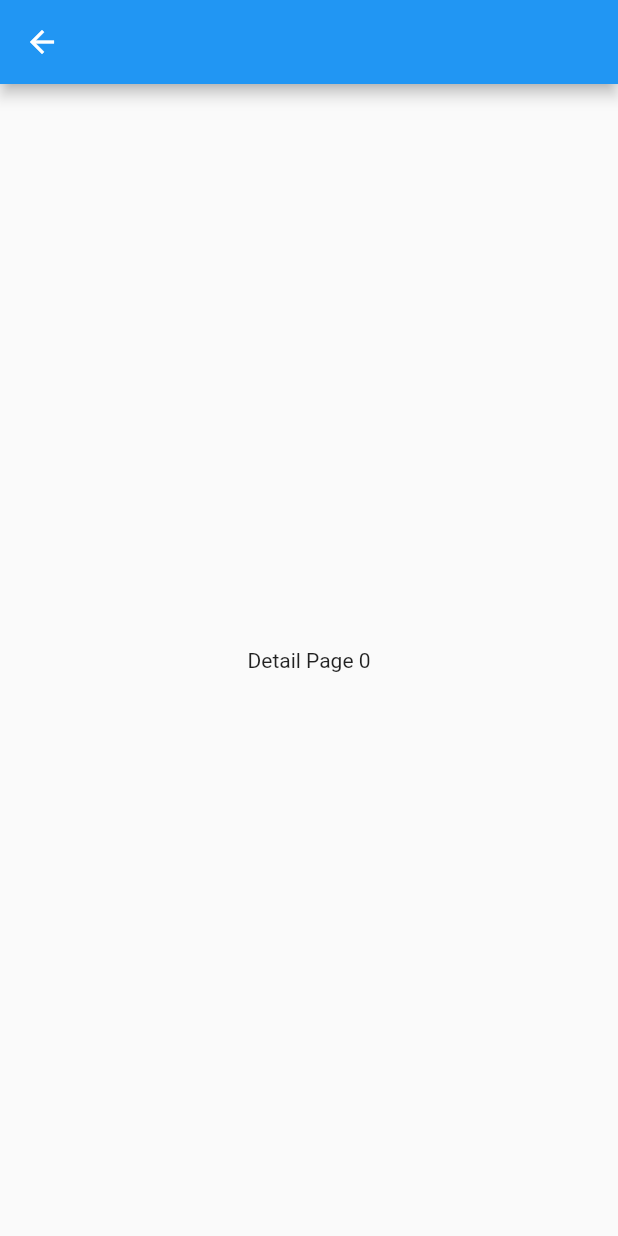
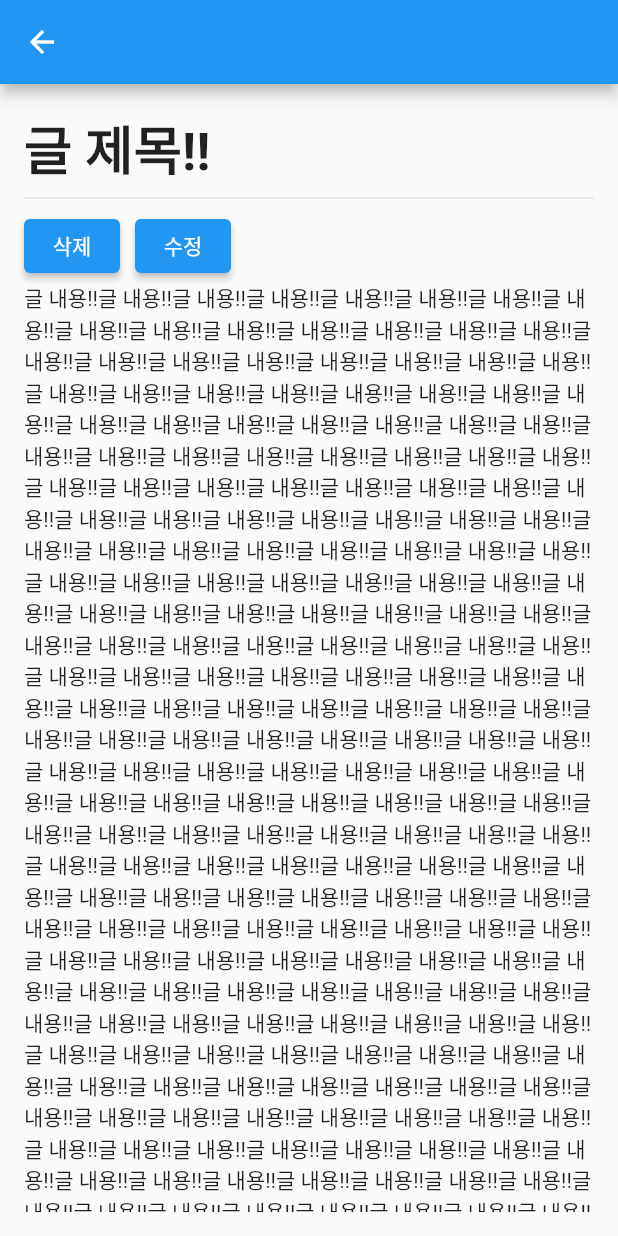
Before and after one commit to KDH7751/flutter_blog, a Flutter app: the screen it shows after launch, after a tap on an icon or button, on a phone screen of 412 x 824 dp. Run offline on Flutter 3.47's test engine with Material 2 defaults, Android fonts, the phone set to English and light mode, and no system bars; our stand-ins replace get, validators.

Commit message:
12강 상세보기 화면 완성하기

```diff
--- a/lib/pages/post/detail_page.dart
+++ b/lib/pages/post/detail_page.dart
@@ -1,4 +1,6 @@
 import 'package:flutter/material.dart';
+import 'package:flutter_blog/pages/post/home_page.dart';
+import 'package:flutter_blog/pages/post/update_page.dart';
 import 'package:get/get.dart';
 
 class DetailPage extends StatelessWidget {
@@ -12,8 +14,38 @@ class DetailPage extends StatelessWidget {
 
     return Scaffold(
       appBar: AppBar(),
-      body: Center(
-        child: Text('Detail Page $id'),
+      body: Padding(
+        padding: const EdgeInsets.all(16.0),
+        child: Column(
+          crossAxisAlignment: CrossAxisAlignment.start,
+          children: [
+            Text(
+              '글 제목!!',
+              style: TextStyle(fontWeight: FontWeight.bold, fontSize: 35),
+            ),
+            Divider(),
+            Row(
+              children: [
+                ElevatedButton(
+                    onPressed: () {
+                      Get.off(HomePage());
+                    },
+                    child: Text('삭제')),
+                SizedBox(width: 10),
+                ElevatedButton(
+                    onPressed: () {
+                      Get.to(UpdatePage());
+                    },
+                    child: Text('수정')),
+              ],
+            ),
+            Expanded(
+              child: SingleChildScrollView(
+                child: Text('글 내용!!' * 500),
+              ),
+            )
+          ],
+        ),
       ),
     );
   }
--- a/lib/pages/post/update_page.dart
+++ b/lib/pages/post/update_page.dart
@@ -1,9 +1,10 @@
 import 'package:flutter/material.dart';
 
 class UpdatePage extends StatelessWidget {
-
   @override
   Widget build(BuildContext context) {
-    return Scaffold();
+    return Scaffold(
+      appBar: AppBar(),
+    );
   }
 }
```
